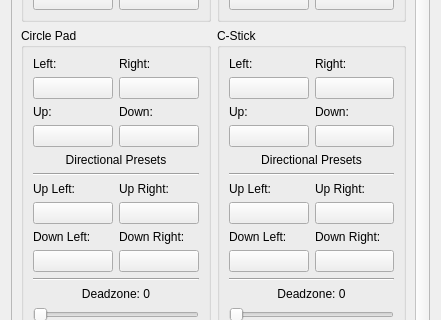
Old version of the form src/citra_qt/configuration/configure_input.ui in the repository yeager/Borked3DS; both pictures show x 0 to 441 and y 158 to 478 of the 441 by 727 pixel window.
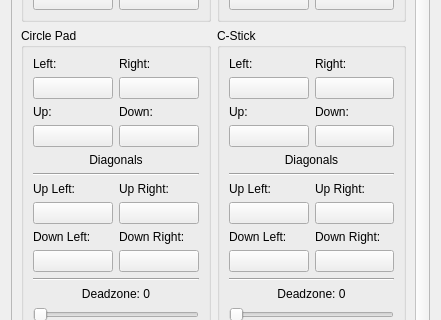
New version of the form.

Commit message: configure_input.ui: Clean up diagonals text

```diff
--- a/src/citra_qt/configuration/configure_input.ui
+++ b/src/citra_qt/configuration/configure_input.ui
@@ -653,7 +653,7 @@
                  <enum>Qt::LeftToRight</enum>
                 </property>
                 <property name="text">
-                 <string>Directional Presets</string>
+                 <string>Diagonals</string>
                 </property>
                 <property name="alignment">
                  <set>Qt::AlignCenter</set>
@@ -879,7 +879,7 @@
                  <string>&lt;html&gt;&lt;head/&gt;&lt;body&gt;&lt;p&gt;Set a static analog direction as a input. It is ost useful to help people with disabilities but can also be used for niche circumstances. Not reccomended to use actual controller anolog sticks on these presets but they do work.&lt;/p&gt;&lt;/body&gt;&lt;/html&gt;</string>
                 </property>
                 <property name="text">
-                 <string>Directional Presets</string>
+                 <string>Diagonals</string>
                 </property>
                 <property name="alignment">
                  <set>Qt::AlignCenter</set>
```
Left out of the diff: 4 changed lines with no effect on the pictures.
